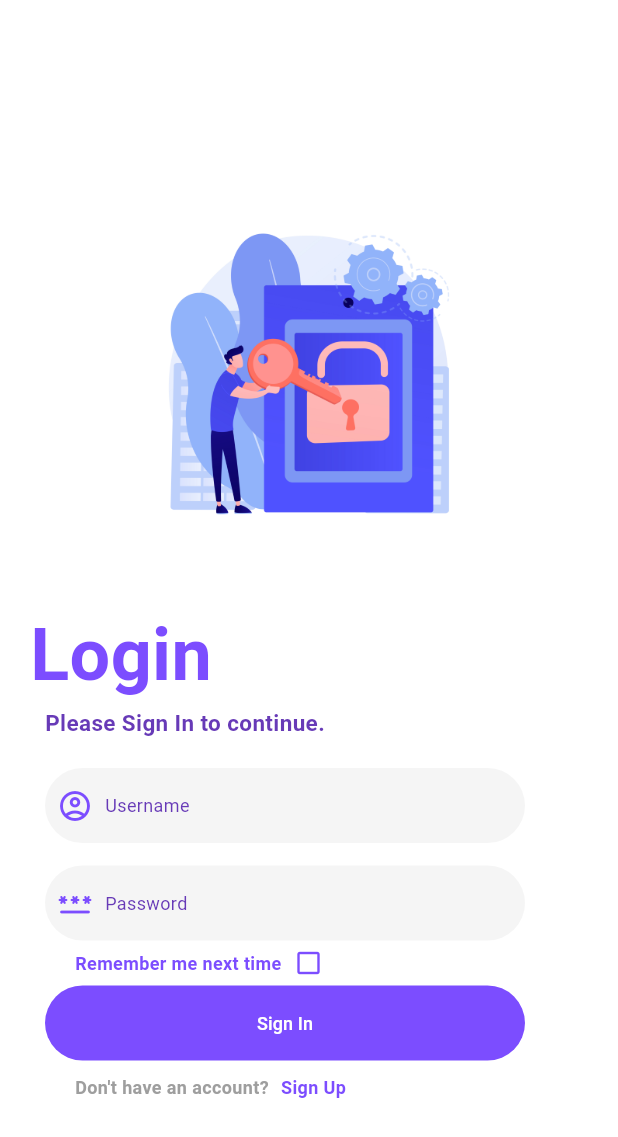
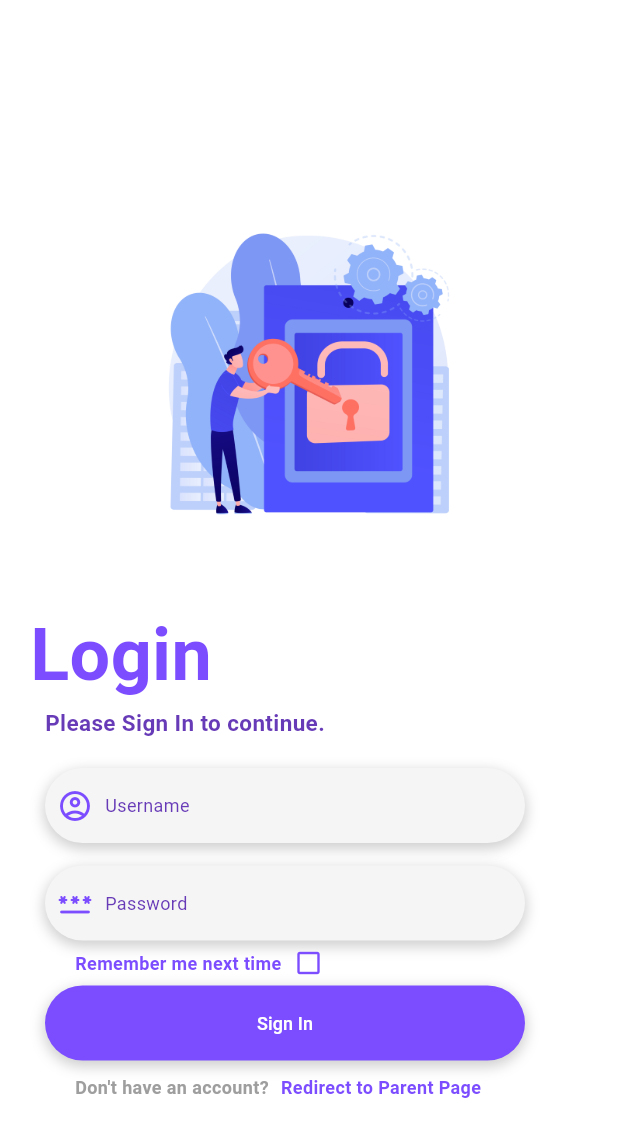
Before and after one commit to SaketAkella/attendance_tracker, a Flutter app: the screen it shows after launch, on a phone screen of 412 x 824 dp. Shown: the top 1137 px of the screen. Run offline on Flutter 3.47's test engine with Material 3 defaults, Android fonts, the phone set to English and light mode, and no system bars; Roboto replaces fonts that are missing (san-serif).

Commit message:
login changes

```diff
--- a/lib/pages/signin_page.dart
+++ b/lib/pages/signin_page.dart
@@ -158,7 +158,7 @@ class SigninPage extends StatelessWidget {
                     const SizedBox(width: 8),
                     GestureDetector(
                       child: const Text(
-                        'Sign Up',
+                        'Redirect to Parent Page',
                         style: TextStyle(
                           fontSize: 12,
                           fontWeight: FontWeight.bold,
--- a/lib/widgets/long_button.dart
+++ b/lib/widgets/long_button.dart
@@ -26,7 +26,16 @@ class LongButton extends StatelessWidget {
       decoration: BoxDecoration(
         color: color,
         borderRadius: BorderRadius.circular(borderRadius),
+        boxShadow: [
+          BoxShadow(
+            color: Colors.grey.withOpacity(0.5),
+            spreadRadius: 1,
+            blurRadius: 7,
+            offset: const Offset(0, 3), // changes position of shadow
+          ),
+        ],
       ),
+
       child: TextButton(
         onPressed: null, // Removed onPressed handler
         child: Text(
--- a/lib/widgets/text_field.dart
+++ b/lib/widgets/text_field.dart
@@ -24,6 +24,14 @@ class CustomTextField extends StatelessWidget {
       decoration: BoxDecoration(
         color: Colors.grey[100],
         borderRadius: BorderRadius.circular(borderRadius),
+        boxShadow: [
+          BoxShadow(
+            color: Colors.grey.withOpacity(0.5),
+            spreadRadius: 1,
+            blurRadius: 7,
+            offset: const Offset(0, 3),
+          )
+        ]
       ),
       child: Padding(
         padding: const EdgeInsets.all(8.0),
```
